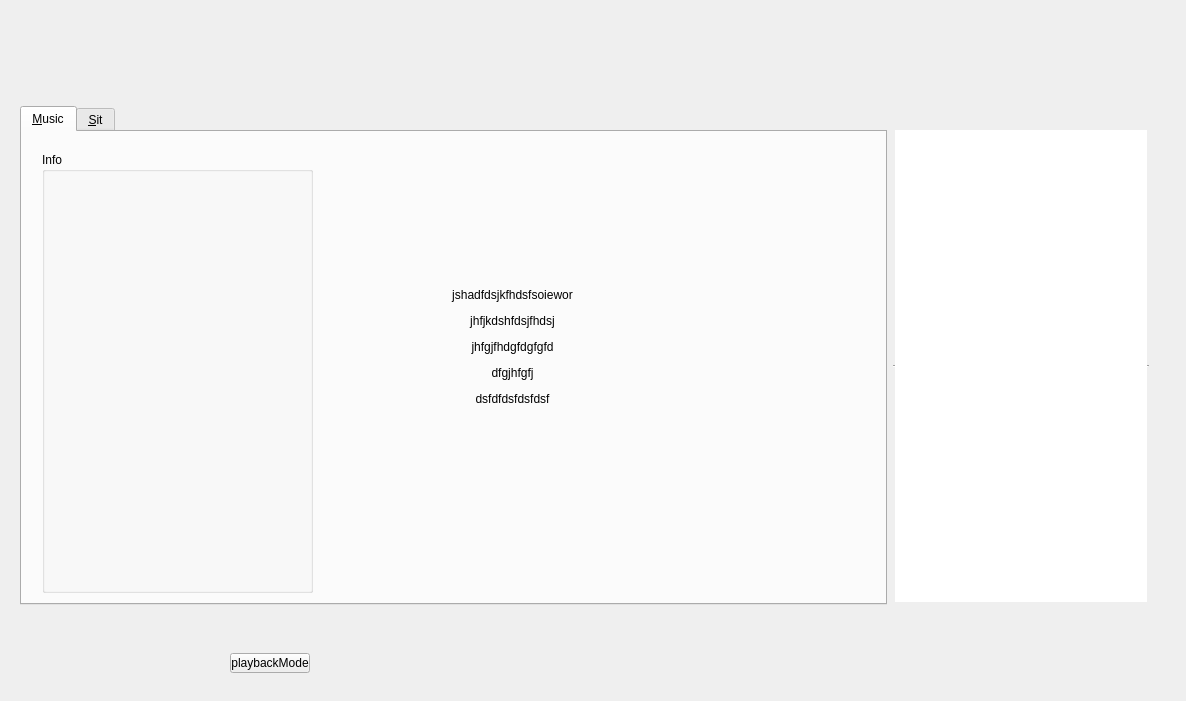
This is myplayer.ui in JiangJinming/Player as Qt 5 draws it before an edit. The edited form follows.
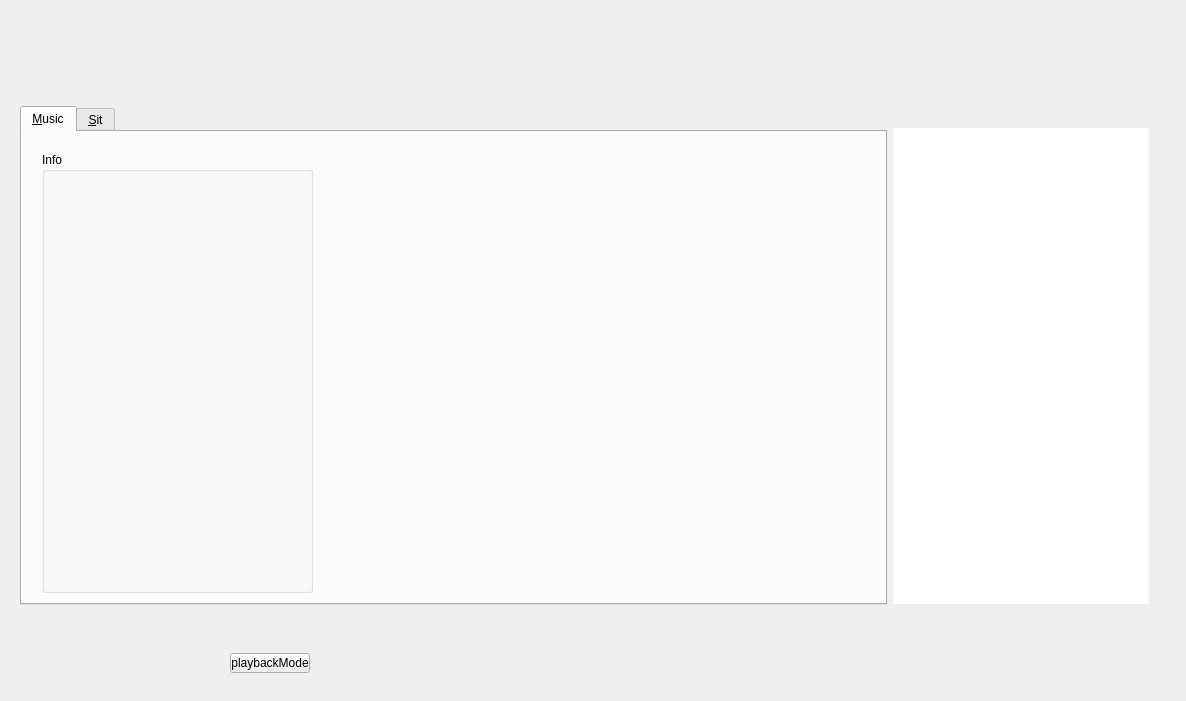
This is the edited form. Icons and pictures are not drawn. Custom widgets are drawn as their Qt base class.

Patch:
```diff
--- a/myplayer.ui
+++ b/myplayer.ui
@@ -95,18 +95,15 @@
           </property>
          </widget>
         </widget>
-        <widget class="QLabel" name="templabel">
+        <widget class="MyLRCWidget" name="LRCWidget" native="true">
          <property name="geometry">
           <rect>
-           <x>320</x>
-           <y>30</y>
-           <width>341</width>
-           <height>371</height>
+           <x>330</x>
+           <y>60</y>
+           <width>451</width>
+           <height>381</height>
           </rect>
          </property>
-         <property name="text">
-          <string>&lt;html&gt;&lt;head/&gt;&lt;body&gt;&lt;p align=&quot;center&quot;&gt;jshadfdsjkfhdsfsoiewor&lt;/p&gt;&lt;p align=&quot;center&quot;&gt;jhfjkdshfdsjfhdsj&lt;/p&gt;&lt;p align=&quot;center&quot;&gt;jhfgjfhdgfdgfgfd&lt;/p&gt;&lt;p align=&quot;center&quot;&gt;dfgjhfgfj&lt;/p&gt;&lt;p align=&quot;center&quot;&gt;dsfdfdsfdsfdsf&lt;/p&gt;&lt;/body&gt;&lt;/html&gt;</string>
-         </property>
         </widget>
        </widget>
        <widget class="QWidget" name="sitTab">
@@ -194,11 +191,14 @@
            <verstretch>0</verstretch>
           </sizepolicy>
          </property>
+         <property name="styleSheet">
+          <string notr="true"/>
+         </property>
          <property name="frameShape">
-          <enum>QFrame::HLine</enum>
+          <enum>QFrame::NoFrame</enum>
          </property>
-         <property name="frameShadow">
-          <enum>QFrame::Sunken</enum>
+         <property name="lineWidth">
+          <number>2</number>
          </property>
         </widget>
        </item>
@@ -426,7 +426,13 @@
   <customwidget>
    <class>MyInfoWidget</class>
    <extends>QWidget</extends>
-   <header location="global">myinfowidget.h</header>
+   <header>myinfowidget.h</header>
+   <container>1</container>
+  </customwidget>
+  <customwidget>
+   <class>MyLRCWidget</class>
+   <extends>QWidget</extends>
+   <header location="global">mylrcwidget.h</header>
    <container>1</container>
   </customwidget>
  </customwidgets>
```
